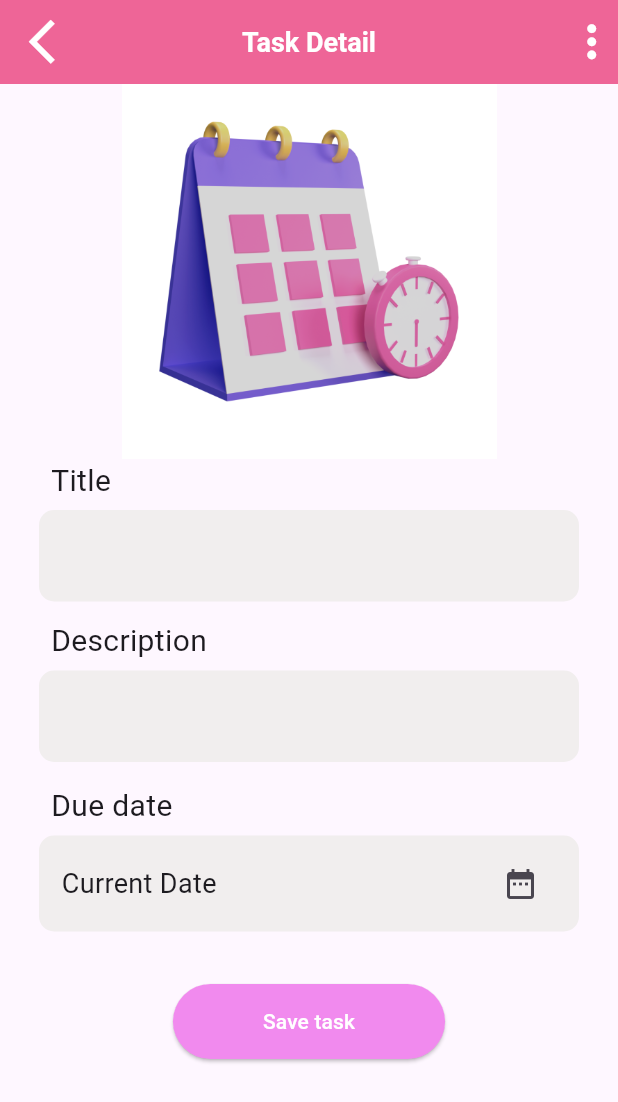
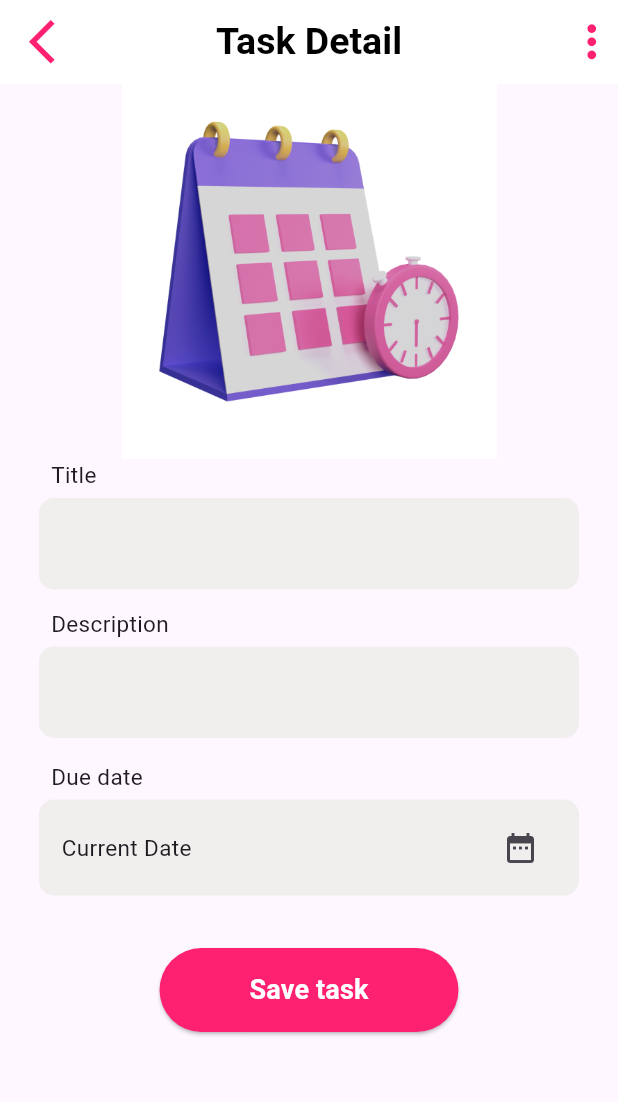
Before and after one commit to BambinoRiya/2023-project-phase-mobile-tasks, a Flutter app: the TaskDetail screen opened directly, on a phone screen of 412 x 824 dp. Shown: the top 1102 px of the screen. Run offline on Flutter 3.47's test engine with Material 3 defaults, Android fonts, the phone set to English and light mode, and no system bars.

Commit message:
fixing UIs

```diff
--- a/flutter_tut/on-boarding/onboarding/lib/task_details.dart
+++ b/flutter_tut/on-boarding/onboarding/lib/task_details.dart
@@ -7,7 +7,7 @@ class TaskDetail extends StatelessWidget {
   Widget build(BuildContext context) {
     return Scaffold(
       appBar: AppBar(
-        backgroundColor: const Color.fromARGB(255, 238, 101, 151),
+        backgroundColor: Colors.white,
         leading: IconButton(
           onPressed: () {
             Navigator.pop(context);
@@ -15,20 +15,20 @@ class TaskDetail extends StatelessWidget {
           icon: const Icon(
             Icons.arrow_back_ios_new,
             size: 35,
-            color: Colors.white,
+            color: Color(0xFFFF2171),
           ),
         ),
         actions: const [
           Icon(
             Icons.more_vert,
             size: 35,
-            color: Colors.white,
+            color: Color(0xFFFF2171),
           )
         ],
         title: const Text(
           'Task Detail',
           style: TextStyle(
-              fontSize: 18, fontWeight: FontWeight.bold, color: Colors.white),
+              fontSize: 25, fontWeight: FontWeight.bold, color: Colors.black),
         ),
         centerTitle: true,
       ),
@@ -49,7 +49,7 @@ class TaskDetail extends StatelessWidget {
                 Container(
                   margin: const EdgeInsets.only(bottom: 5),
                   padding: const EdgeInsets.only(left: 8),
-                  child: const Text('Title', style: TextStyle(fontSize: 20)),
+                  child: const Text('Title', style: TextStyle(fontSize: 15)),
                 ),
                 TextField(
                   decoration: InputDecoration(
@@ -70,7 +70,7 @@ class TaskDetail extends StatelessWidget {
                   margin: const EdgeInsets.only(bottom: 5),
                   padding: const EdgeInsets.only(left: 8),
                   child:
-                      const Text("Description", style: TextStyle(fontSize: 20)),
+                      const Text("Description", style: TextStyle(fontSize: 15)),
                 ),
                 TextField(
                   decoration: InputDecoration(
@@ -89,7 +89,7 @@ class TaskDetail extends StatelessWidget {
                 Container(
                   margin: const EdgeInsets.only(bottom: 5, top: 15),
                   padding: const EdgeInsets.only(left: 8),
-                  child: const Text("Due date", style: TextStyle(fontSize: 20)),
+                  child: const Text("Due date", style: TextStyle(fontSize: 15)),
                 ),
                 Container(
                   decoration: BoxDecoration(
@@ -105,7 +105,7 @@ class TaskDetail extends StatelessWidget {
                     children: [
                       const Text(
                         'Current Date',
-                        style: TextStyle(fontSize: 18),
+                        style: TextStyle(fontSize: 15),
                       ),
                       IconButton(
                         onPressed: () {},
@@ -122,11 +122,17 @@ class TaskDetail extends StatelessWidget {
                     style: ElevatedButton.styleFrom(
                       padding: const EdgeInsets.symmetric(
                           vertical: 15, horizontal: 60),
-                      backgroundColor: const Color.fromRGBO(241, 138, 238, 1),
+                      backgroundColor: const Color(0xFFFF2171),
                       foregroundColor: Colors.white,
                     ),
                     onPressed: () {},
-                    child: const Text('Save task'),
+                    child: const Text(
+                      'Save task',
+                      style: TextStyle(
+                          fontSize: 18,
+                          color: Colors.white,
+                          fontWeight: FontWeight.bold),
+                    ),
                   ),
                 ),
               ],
```
Also changed, not shown: flutter_tut/on-boarding/onboarding/lib/add_task.dart (+28 -13 lines), flutter_tut/on-boarding/onboarding/lib/home.dart (+48 -0 lines), flutter_tut/on-boarding/onboarding/lib/main.dart (+1 -47 lines), flutter_tut/on-boarding/onboarding/lib/toDo.dart (+31 -5 lines).
